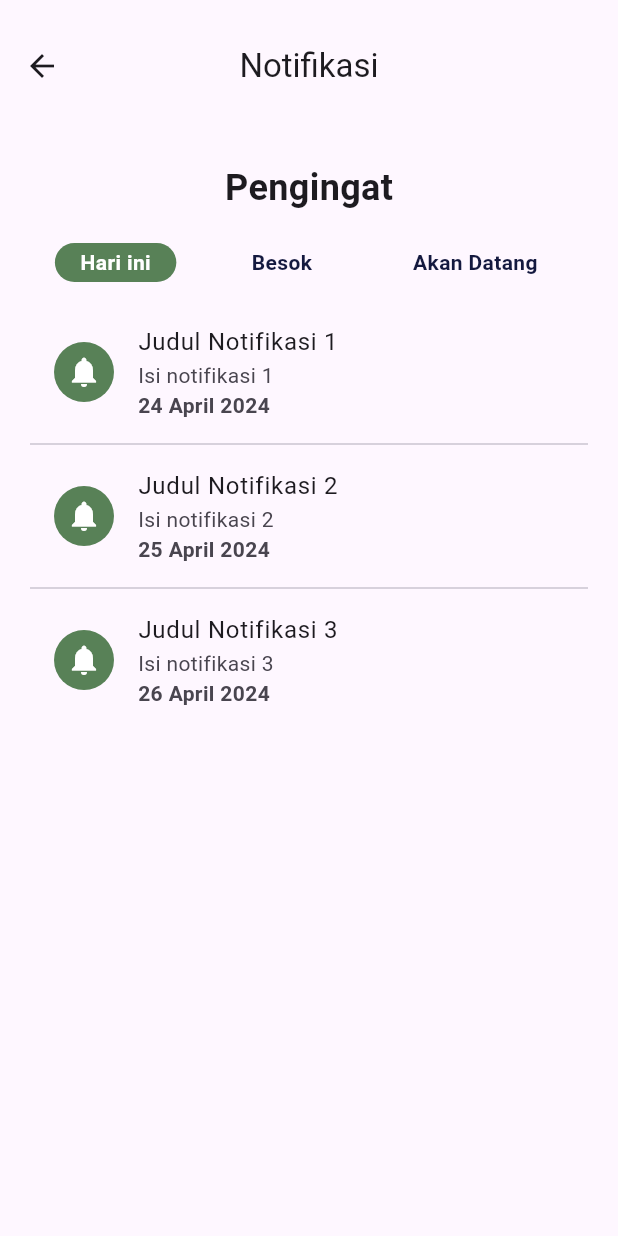
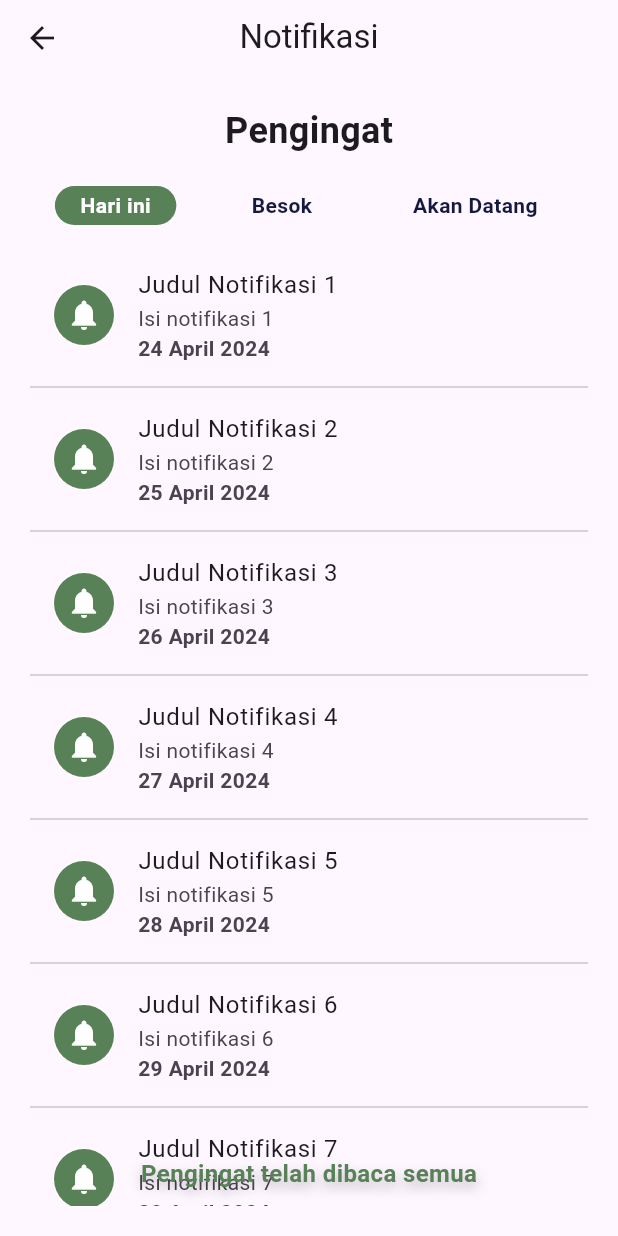
Before and after one commit to fuadadhim24/ketertelusuran_mobile, a Flutter app: the NotifikasiPage screen opened by its route, on a phone screen of 412 x 824 dp. Run offline on Flutter 3.47's test engine with Material 3 defaults, Android fonts, the light colour scheme and no system bars; our stand-ins replace carousel_slider, dio, dropdown_button2, flutter_map, get, google_fonts and 4 more; missing offline and left inert: flutter_sliding_up_panel, google_maps_place_picker_mb; accounts and stored records are empty; network calls fail.

Commit message:
refactor: change ui layout at notification page

```diff
--- a/lib/ui/pages/notifikasi_page.dart
+++ b/lib/ui/pages/notifikasi_page.dart
@@ -11,18 +11,21 @@ class NotifikasiPage extends StatefulWidget {
 
 class _NotifikasiPageState extends State<NotifikasiPage> {
   int selectedOption = 0;
+  bool allRead = false; // Flag to track if all notifications are read
 
   @override
   Widget build(BuildContext context) {
     return Scaffold(
       appBar: AppBar(
-        toolbarHeight: 88,
+        toolbarHeight: 50,
         centerTitle: true,
         title: Text('Notifikasi'),
       ),
       body: Padding(
         padding: const EdgeInsets.all(20.0),
-        child: Column(
+        child: Stack(
+          children: [
+            Column(
               crossAxisAlignment: CrossAxisAlignment.start,
               children: [
                 Center(
@@ -47,25 +50,56 @@ class _NotifikasiPageState extends State<NotifikasiPage> {
                 Expanded(
                   child: SingleChildScrollView(
                     child: Column(
+                      children: List.generate(
+                          10,
+                          (index) => Column(
                                 children: [
                                   buildNotifikasiItem(
-                      judul: 'Judul Notifikasi 1',
-                      isi: 'Isi notifikasi 1',
-                      tanggal: '24 April 2024', // Contoh tanggal
+                                    judul: 'Judul Notifikasi ${index + 1}',
+                                    isi: 'Isi notifikasi ${index + 1}',
+                                    tanggal:
+                                        '${index + 24} April 2024', // Contoh tanggal
+                                    sudahDibaca: allRead,
                                   ),
-                    Divider(),
-                    buildNotifikasiItem(
-                      judul: 'Judul Notifikasi 2',
-                      isi: 'Isi notifikasi 2',
-                      tanggal: '25 April 2024', // Contoh tanggal
+                                  if (index < 9)
+                                    Divider(), // Add divider between items except the last one
+                                ],
+                              )),
                     ),
-                    Divider(),
-                    buildNotifikasiItem(
-                      judul: 'Judul Notifikasi 3',
-                      isi: 'Isi notifikasi 3',
-                      tanggal: '26 April 2024', // Contoh tanggal
+                  ),
                 ),
               ],
+            ),
+            Align(
+              alignment: Alignment.bottomCenter,
+              child: GestureDetector(
+                onTap: () {
+                  setState(() {
+                    allRead = true; // Mark all notifications as read
+                  });
+                },
+                onDoubleTap: () {
+                  setState(() {
+                    allRead = false; // Mark all notifications as unread
+                  });
+                },
+                child: Container(
+                  padding: EdgeInsets.symmetric(vertical: 10),
+                  child: Text(
+                    'Pengingat telah dibaca semua',
+                    style: TextStyle(
+                      fontSize: 16,
+                      fontWeight: FontWeight.bold,
+                      color: greenColor,
+                      shadows: [
+                        Shadow(
+                          blurRadius: 10.0,
+                          color: Colors.black26,
+                          offset: Offset(0, 4),
+                        ),
+                      ],
+                    ),
+                  ),
                 ),
               ),
             ),
@@ -104,26 +138,38 @@ class _NotifikasiPageState extends State<NotifikasiPage> {
     required String judul,
     required String isi,
     required String tanggal,
+    required bool sudahDibaca,
   }) {
     return ListTile(
       leading: CircleAvatar(
         backgroundColor: greenColor, // Ubah warna latar belakang menjadi hijau
-        child: Icon(Icons.notifications, color: Colors.white), // Ubah warna ikon menjadi putih
+        child: Icon(Icons.notifications,
+            color: Colors.white), // Ubah warna ikon menjadi putih
       ),
       title: Text(judul),
-      subtitle: Row(
-        children: [
-          Expanded(
-            child: Column(
+      subtitle: Column(
         crossAxisAlignment: CrossAxisAlignment.start,
         children: [
-                Text(isi),
+          SingleChildScrollView(
+            scrollDirection: Axis.horizontal,
+            child: Text(isi),
+          ),
+          Row(
+            mainAxisAlignment: MainAxisAlignment.spaceBetween,
+            children: [
               Text(
                 tanggal,
                 style: TextStyle(fontWeight: FontWeight.bold),
               ),
+              if (sudahDibaca)
+                Text(
+                  'Sudah Dibaca',
+                  style: TextStyle(
+                    fontSize: 12,
+                    color: greenColor,
+                  ),
+                ),
             ],
-            ),
           ),
         ],
       ),
```
Lines whose indentation alone changed are shown as unchanged.
